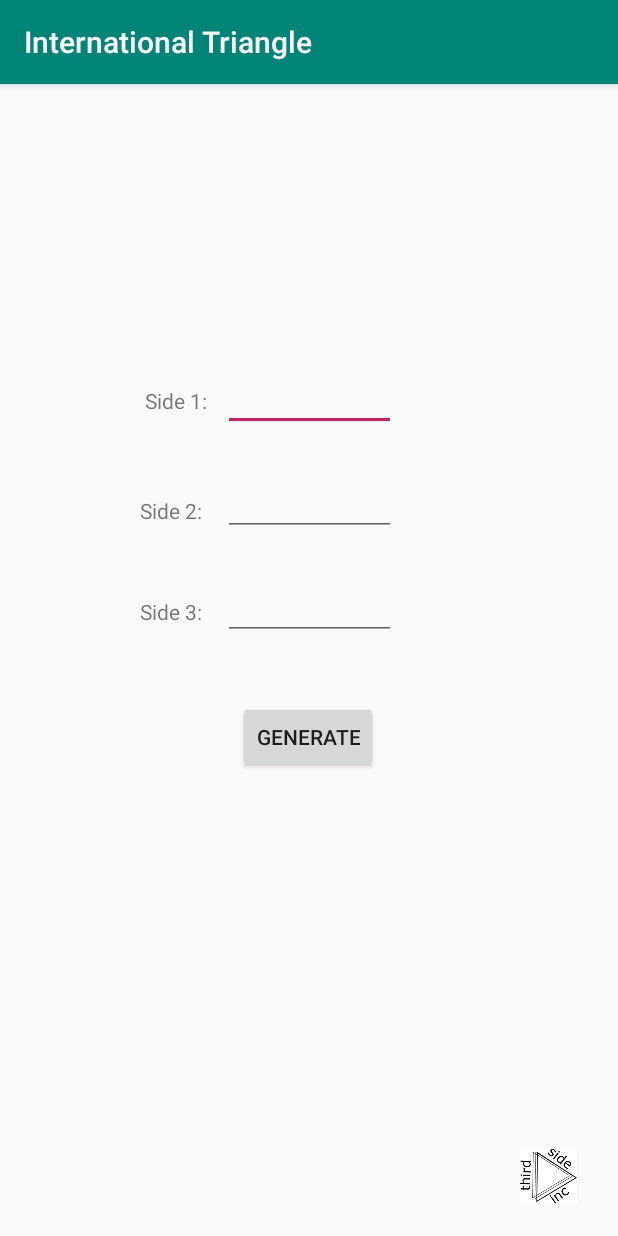
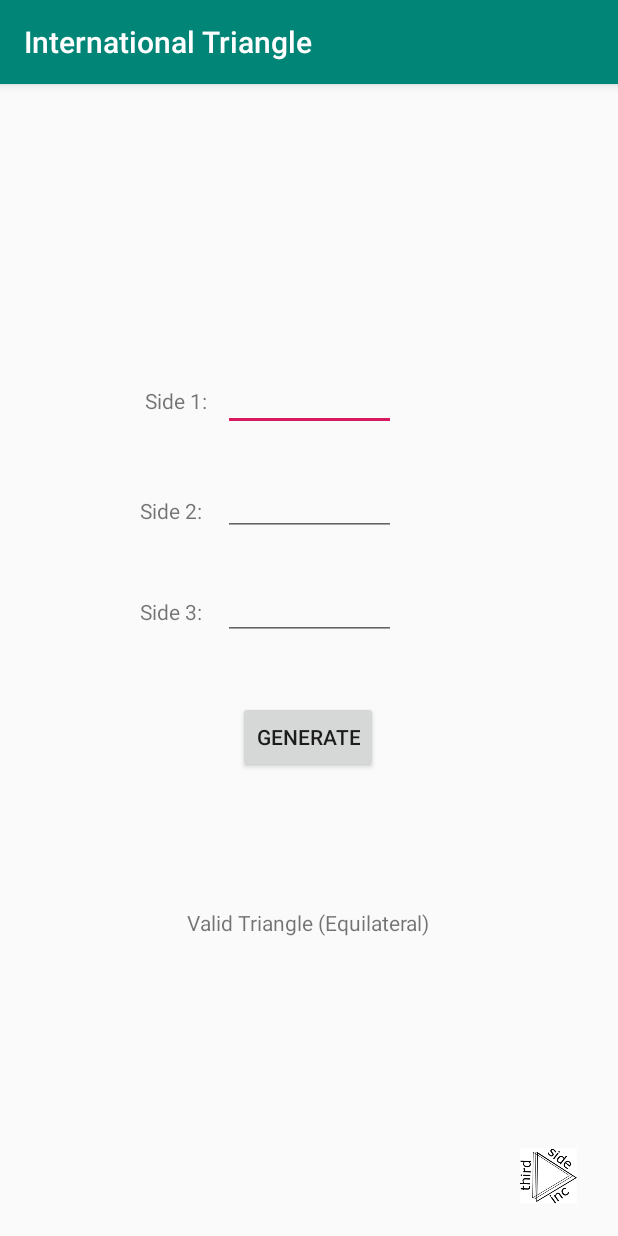
Before and after one commit to tahir-u/InternationalTriangle, an Android app: the screen it shows after launch (MainActivity), after a tap on "GENERATE", on a phone screen of 412 x 824 dp. Run offline under Robolectric (Android 15) with nearby library versions, the phone set to English and light mode, and no system bars; 3 statements that could not run were skipped.

Commit message:
Add triangle type logic and update output to screen

```diff
--- a/app/src/main/java/com/example/internationaltriangle/MainActivity.java
+++ b/app/src/main/java/com/example/internationaltriangle/MainActivity.java
@@ -36,6 +36,9 @@ public class MainActivity extends AppCompatActivity implements View.OnClickListe
         this.sideTwo = findViewById(R.id.input2);
         this.sideThree = findViewById(R.id.input3);
 
+        // Add results handler
+        this.results = findViewById(R.id.resultsTextBox);
+
     }
 
     public void onClick(View v) {
@@ -44,11 +47,21 @@ public class MainActivity extends AppCompatActivity implements View.OnClickListe
             int sideOne = Integer.parseInt(this.sideOne.getText().toString());
             int sideTwo = Integer.parseInt(this.sideTwo.getText().toString());
             int sideThree = Integer.parseInt(this.sideThree.getText().toString());
+            boolean isValidTriangle = this.isValidTriangle(sideOne, sideTwo, sideThree);
 
-            String isValid = isValidTriangle(sideOne, sideTwo, sideThree) ?
+            String isValid = isValidTriangle ?
                     "Valid Triangle" :
                     "Invalid Triangle";
-            System.out.println(isValid);
+            String triangleType = this.getTriangleType(sideOne, sideTwo, sideThree);
+
+            if (isValidTriangle) {
+                this.results.clearComposingText();
+                this.results.setText(isValid + " (" + triangleType + ")");
+            } else {
+                this.results.clearComposingText();
+                this.results.setText(isValid);
+            }
+
         }
     }
 
@@ -65,4 +78,21 @@ public class MainActivity extends AppCompatActivity implements View.OnClickListe
 
         return (sidesTotal == (max * max));
     }
+
+    public String getTriangleType(int sideOne, int sideTwo, int sideThree) {
+        Integer[] sides = { sideOne, sideTwo, sideThree };
+
+        boolean isEquilateral = (sides[0] == sides[1] && sides[1] == sides[2]);
+        boolean isScalene = (sides[0] != sides[1] && sides[1] != sides[2] && sides[0] != sides[2]);
+        boolean isIsosceles = (sides[0] == sides[1] && sides[0] != sides[2]) ||
+                (sides[0] == sides[2] && sides[0] != sides[1]);
+
+        if (isEquilateral) {
+            return "Equilateral";
+        } else if (isScalene) {
+            return "Scalene";
+        } else {
+            return "Isosceles";
+        }
+    }
 }
--- a/app/src/main/res/layout/activity_main.xml
+++ b/app/src/main/res/layout/activity_main.xml
@@ -59,6 +59,7 @@
         android:layout_width="226dp"
         android:layout_height="113dp"
         android:layout_marginTop="428dp"
+        android:textAlignment="center"
         android:text=""
         app:layout_constraintBottom_toBottomOf="parent"
         app:layout_constraintEnd_toEndOf="parent"
```
